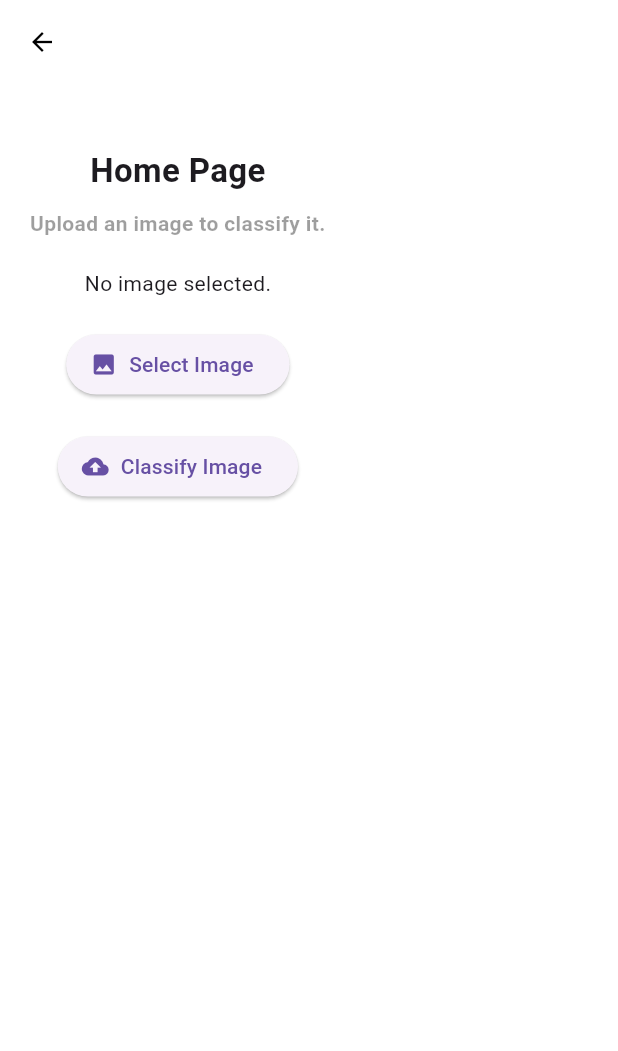
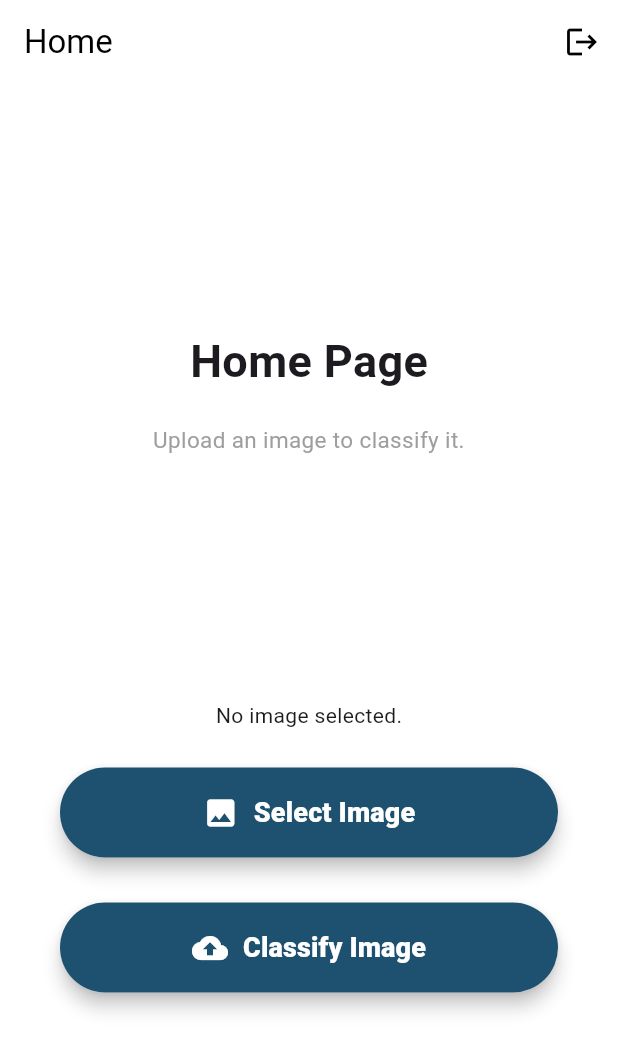
Before and after one commit to adonapati/GenAI-Remote-Sensing, a Flutter app: the HomePage screen opened directly, on a phone screen of 412 x 824 dp. Shown: the top 1051 px of the screen. Run offline on Flutter 3.47's test engine with Material 3 defaults, Android fonts, the phone set to English and light mode, and no system bars; our stand-ins replace cloud_firestore, firebase_auth, firebase_core, image_picker; missing offline and left inert: mailer; accounts and stored records are empty.

Commit message:
logout functionality + user remains signed in

```diff
--- a/remote_sensing/lib/HomePage.dart
+++ b/remote_sensing/lib/HomePage.dart
@@ -3,6 +3,8 @@ import 'package:image_picker/image_picker.dart';
 import 'dart:io';
 import 'package:http/http.dart' as http;
 import 'package:http_parser/http_parser.dart';
+import 'package:firebase_auth/firebase_auth.dart';
+import 'package:remote_sensing/Login.dart';
 
 class HomePage extends StatefulWidget {
   const HomePage({super.key});
@@ -72,6 +74,16 @@ class _HomePageState extends State<HomePage> {
     }
   }
 
+  // Function to log out the user
+  Future<void> _logout() async {
+    await FirebaseAuth.instance.signOut();
+    // Navigate back to LoginPage
+    Navigator.pushReplacement(
+      context,
+      MaterialPageRoute(builder: (context) => const LoginPage()),
+    );
+  }
+
   @override
   Widget build(BuildContext context) {
     return Scaffold(
@@ -80,65 +92,114 @@ class _HomePageState extends State<HomePage> {
       appBar: AppBar(
         elevation: 0,
         backgroundColor: Colors.white,
-        leading: IconButton(
-          icon: const Icon(Icons.arrow_back, size: 20, color: Colors.black),
-          onPressed: () => Navigator.pop(context),
+        title: const Text(
+          'Home',
+          style: TextStyle(color: Colors.black),
         ),
+        actions: [
+          IconButton(
+            icon: const Icon(Icons.logout, color: Colors.black),
+            onPressed: _logout, // Call the logout function
           ),
-      body: SafeArea(
-        child: SingleChildScrollView(
-          child: Padding(
-            padding: const EdgeInsets.symmetric(horizontal: 20, vertical: 24),
+        ],
+      ),
+      body: SingleChildScrollView(
+        child: Container(
+          padding: const EdgeInsets.symmetric(horizontal: 40),
+          height: MediaQuery.of(context).size.height - 50,
           child: Column(
-              crossAxisAlignment: CrossAxisAlignment.center,
+            mainAxisAlignment: MainAxisAlignment.spaceEvenly,
             children: [
-                const SizedBox(height: 18),
+              Column(
+                children: [
                   const Text(
                     'Home Page',
                     style: TextStyle(
-                    fontSize: 22,
+                      fontSize: 30,
                       fontWeight: FontWeight.bold,
                     ),
                   ),
-                const SizedBox(height: 10),
+                  const SizedBox(height: 20),
                   const Text(
                     "Upload an image to classify it.",
                     style: TextStyle(
-                    fontSize: 14,
-                    fontWeight: FontWeight.bold,
-                    color: Colors.black38,
+                      color: Colors.grey,
+                      fontSize: 15,
                     ),
                     textAlign: TextAlign.center,
                   ),
-                const SizedBox(height: 20),
+                ],
+              ),
+              Column(
+                children: [
                   _image == null
                       ? const Text("No image selected.")
-                    : Image.file(_image!, height: 200),
-                const SizedBox(height: 20),
-                ElevatedButton.icon(
-                  onPressed: _pickImage,
-                  icon: const Icon(Icons.image),
-                  label: const Text("Select Image"),
+                      : ClipRRect(
+                          borderRadius: BorderRadius.circular(10),
+                          child: Container(
+                            decoration: BoxDecoration(
+                              border: Border.all(color: Colors.grey.shade300),
+                              borderRadius: BorderRadius.circular(10),
+                            ),
+                            child: Image.file(_image!, height: 200, fit: BoxFit.cover),
+                          ),
                         ),
                   const SizedBox(height: 20),
-                ElevatedButton.icon(
-                  onPressed: _classifyImage,
-                  icon: const Icon(Icons.cloud_upload),
-                  label: const Text("Classify Image"),
+                  makeButton("Select Image", Icons.image, _pickImage),
+                  const SizedBox(height: 20),
+                  makeButton("Classify Image", Icons.cloud_upload, _classifyImage),
+                ],
               ),
-                const SizedBox(height: 20),
               if (_isLoading)
                 const CircularProgressIndicator()
               else if (_classificationResult != null)
-                  Text(
+                Padding(
+                  padding: const EdgeInsets.only(top: 20),
+                  child: Text(
                     "Classification Result: $_classificationResult",
                     style: const TextStyle(
                       fontSize: 16,
                       fontWeight: FontWeight.bold,
                     ),
                   ),
+                ),
             ],
           ),
+        ),
+      ),
+    );
+  }
+
+  // Create a button with consistent styling
+  Widget makeButton(String label, IconData icon, VoidCallback onPressed) {
+    return Container(
+      margin: const EdgeInsets.symmetric(vertical: 5),
+      child: Material(
+        elevation: 5, // Add elevation for shadow effect
+        borderRadius: BorderRadius.circular(50),
+        child: MaterialButton(
+          minWidth: double.infinity,
+          height: 60,
+          onPressed: onPressed,
+          color: const Color.fromARGB(255, 29, 81, 111),
+          elevation: 0,
+          shape: RoundedRectangleBorder(
+            borderRadius: BorderRadius.circular(50),
+          ),
+          child: Row(
+            mainAxisAlignment: MainAxisAlignment.center,
+            children: [
+              Icon(icon, color: Colors.white),
+              const SizedBox(width: 10),
+              Text(
+                label,
+                style: const TextStyle(
+                  color: Colors.white,
+                  fontWeight: FontWeight.w800,
+                  fontSize: 18,
+                ),
+              ),
+            ],
           ),
         ),
       ),
--- a/remote_sensing/lib/Login.dart
+++ b/remote_sensing/lib/Login.dart
@@ -135,7 +135,7 @@ class _LoginPageState extends State<LoginPage> {
       );
       Navigator.pushReplacement(
         context,
-        MaterialPageRoute(builder: (context) => HomePage()),
+        MaterialPageRoute(builder: (context) => const HomePage()),
       );
     } on FirebaseAuthException catch (e) {
       String errorMessage = "An error occurred during login.";
--- a/remote_sensing/lib/main.dart
+++ b/remote_sensing/lib/main.dart
@@ -1,5 +1,7 @@
+import 'package:firebase_auth/firebase_auth.dart';
 import 'package:firebase_core/firebase_core.dart';
 import 'package:flutter/material.dart';
+import 'package:remote_sensing/HomePage.dart';
 import 'package:remote_sensing/Login.dart';
 import 'package:remote_sensing/Signup.dart';
 
@@ -14,8 +16,26 @@ void main() async {
   );
 }
 
-class MyApp extends StatelessWidget{
+class MyApp extends StatelessWidget {
   const MyApp({super.key});
+
+  @override
+  Widget build(BuildContext context) {
+    return FutureBuilder<User?>(
+      future: FirebaseAuth.instance.authStateChanges().first,
+      builder: (context, snapshot) {
+        if (snapshot.connectionState == ConnectionState.waiting) {
+          return const Center(child: CircularProgressIndicator());
+        }
+        if (snapshot.hasData) {
+          return const HomePage(); // User is logged in
+        }
+        return const LoginPage(); // User is not logged in
+      },
+    );
+  }
+}
+
   @override
   Widget build(BuildContext context) {
     return Scaffold(
@@ -109,4 +129,3 @@ class MyApp extends StatelessWidget{
       ),
     );
   }
-}
```
Lines whose indentation alone changed are shown as unchanged.
